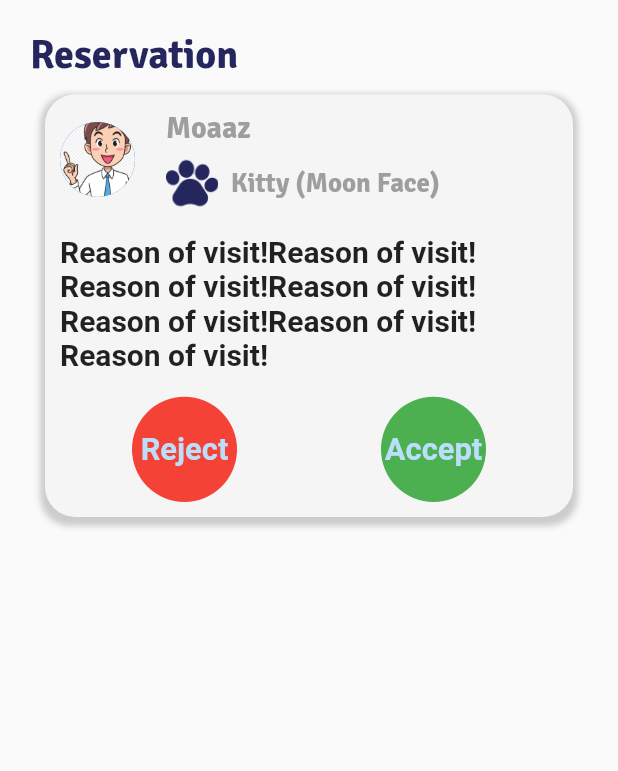
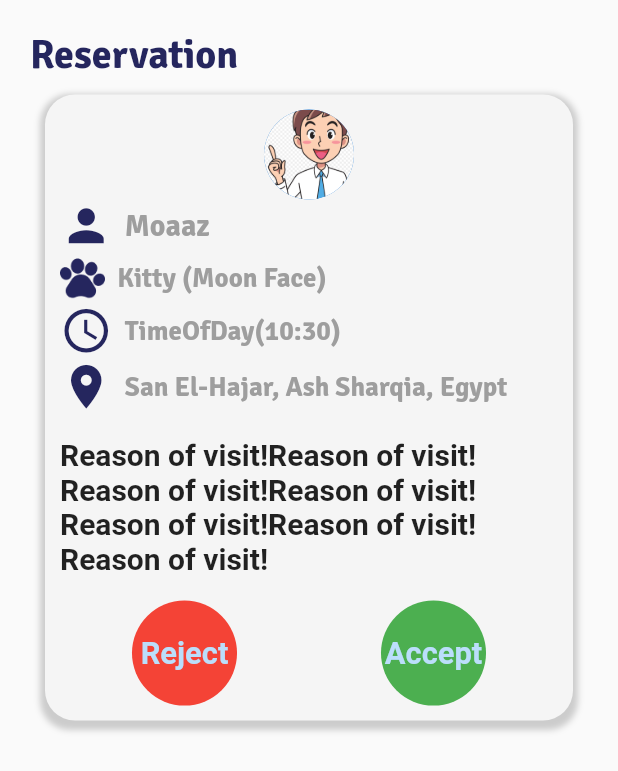
Before and after one commit to mohammedelshafey12/govet_doctor_app, a Flutter app: the Reservations screen opened directly, on a phone screen of 412 x 824 dp. Shown: the top 771 px of the screen. Run offline on Flutter 3.47's test engine with Material 2 defaults, Android fonts, the phone set to English and light mode, and no system bars; our stand-ins replace cloud_firestore, firebase_auth, flutter_snake_navigationbar; accounts and stored records are empty.

Commit message:
Editing in Reservation Screen

```diff
--- a/lib/Screens/Doctor/Reservations.dart
+++ b/lib/Screens/Doctor/Reservations.dart
@@ -32,7 +32,9 @@ class Reservations extends StatelessWidget {
                 petname: 'Kitty',
                 petbreed: 'Moon Face',
                 imgUrl: '',
-                diagnoses: 'Reason of visit!Reason of visit!Reason of visit!Reason of visit!Reason of visit!Reason of visit!Reason of visit!',
+                ReasonOfVisit: 'Reason of visit!Reason of visit!Reason of visit!Reason of visit!Reason of visit!Reason of visit!Reason of visit!',
+                date: '${TimeOfDay.now()}',
+                address: 'San El-Hajar, Ash Sharqia, Egypt',
                 ),
             ],
           ),
--- a/lib/Screens/Doctor/inCommingReserveCard.dart
+++ b/lib/Screens/Doctor/inCommingReserveCard.dart
@@ -4,14 +4,16 @@ import 'package:flutter/painting.dart';
 import 'package:govet_doctor_app/constants.dart';
 
 class inCommingReserveCard extends StatelessWidget {
-const inCommingReserveCard(
+const inCommingReserveCard (
 {
   required this.width,
   required this.height,
   required this.name,
   required this.petname,
   required this.petbreed,
-  required this.diagnoses,
+  required this.ReasonOfVisit,
+  required this.date,
+  required this.address,
   required this.imgUrl,
 }
     );
@@ -20,7 +22,9 @@ final double height;
 final String name;
 final String petname;
 final String petbreed;
-final String diagnoses;
+final String ReasonOfVisit;
+final String date;
+final String address;
 final String imgUrl;
   @override
   Widget build(BuildContext context) {
@@ -44,20 +48,23 @@ final String imgUrl;
       child: Column(
         mainAxisAlignment: MainAxisAlignment.spaceBetween,
         children: [
-          Row(
-            children: [
-              // Avatar Image
           CircleAvatar(
-                radius: 25,
+            radius: 30,
             backgroundImage: AssetImage(Constants.person),
           ),
           SizedBox(
             width: width * 0.05,
           ),
-              // Client name & It's pit name and breed
+          // Client name & It's pit name and breed & address & Reservated on:
           Column(
             crossAxisAlignment: CrossAxisAlignment.start,
             children: [
+              Row(
+                children: [
+                  Icon(Icons.person,size: 35,color: Constants.primary_blue_color,),
+                  SizedBox(
+                    width: width * 0.02,
+                  ),
                   Text(
                     name,
                     style: TextStyle(
@@ -65,12 +72,14 @@ final String imgUrl;
                         color: Colors.grey,
                         fontFamily: 'custom_font_bold'),
                   ),
-                  SizedBox(height: height * 0.008),
+                ],
+              ),
+              SizedBox(height: height * 0.003),
               Row(
                 children: [
                   Image.asset(
                     Constants.pawprintSolid,
-                        width: 35,
+                    width: 30,
                   ),
                   SizedBox(
                     width: width * 0.02,
@@ -84,14 +93,44 @@ final String imgUrl;
                   ),
                 ],
               ),
+              SizedBox(height: height * 0.003),
+              Row(
+                children: [
+                  Icon(Icons.access_time,size: 35,color: Constants.primary_blue_color,),
+                  SizedBox(
+                    width: width * 0.02,
+                  ),
+                  Text(
+                    '$date',
+                    style: TextStyle(
+                        fontSize: 18,
+                        color: Colors.grey,
+                        fontFamily: 'custom_font_bold'),
+                  ),
                 ],
-              )
+              ),
+              SizedBox(height: height * 0.003),
+              Row(
+                children: [
+                  Icon(Icons.location_on,size: 35,color: Constants.primary_blue_color,),
+                  SizedBox(
+                    width: width * 0.02,
+                  ),
+                  Text(
+                    '$address',
+                    style: TextStyle(
+                        fontSize: 18,
+                        color: Colors.grey,
+                        fontFamily: 'custom_font_bold',overflow: TextOverflow.clip),
+                  ),
+                ],
+              ),
             ],
           ),
           SizedBox(height: height * 0.02,),
           Align(
               alignment:Alignment.centerLeft,
-              child: Text(diagnoses,style: TextStyle(fontWeight: FontWeight.bold,fontSize: 20),)),
+              child: Text(ReasonOfVisit,style: TextStyle(fontWeight: FontWeight.bold,fontSize: 20),)),
           SizedBox(height: height * 0.02,),
           Row(
             mainAxisAlignment: MainAxisAlignment.spaceAround,
```
Lines whose indentation alone changed are shown as unchanged.
